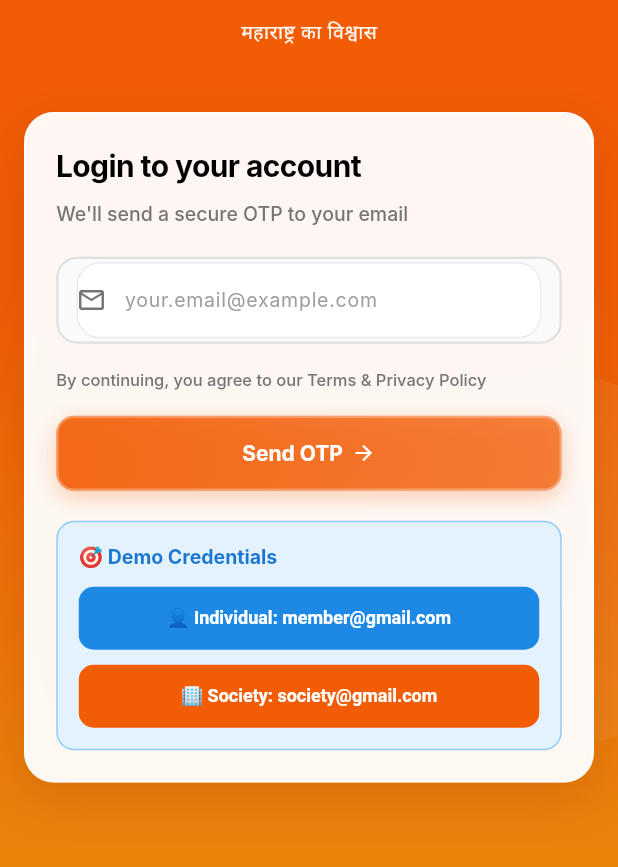
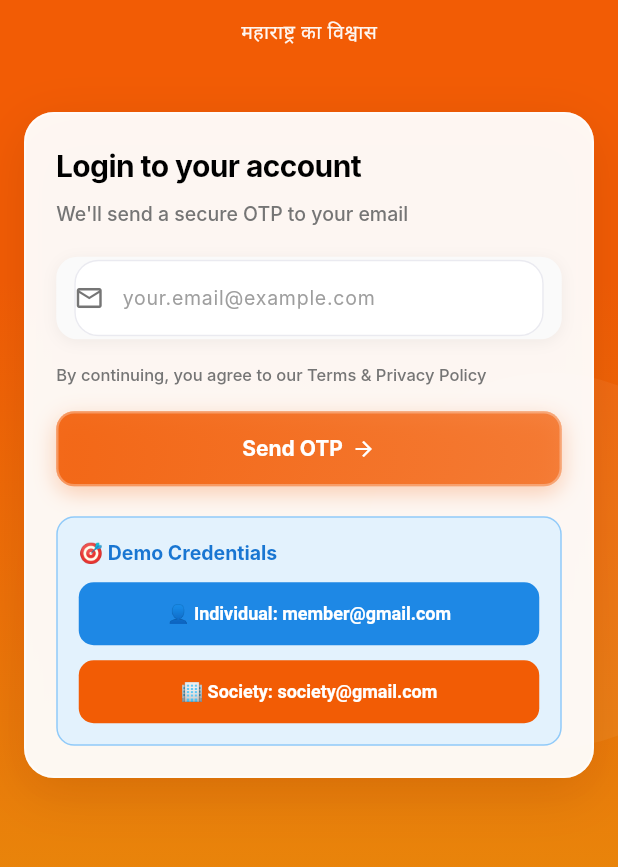
Before and after one commit to bhushannaikwade83-cmd/MAHAMAINTAINPRO, a Flutter app: the screen it shows after launch, on a phone screen of 412 x 824 dp, the part 338-1205 px from its top. Run offline on Flutter 3.47's test engine with Material 3 defaults, Android fonts, the phone set to English and light mode, and no system bars; our stand-ins replace firebase_core, firebase_messaging, flutter_riverpod, go_router, supabase_flutter; missing offline and left inert: razorpay_flutter; accounts and stored records are empty; Roboto replaces fonts that are missing (Inter).

Commit message:
Remove orange border from email input field - clean minimal design

```diff
--- a/lib/screens/login_screen.dart
+++ b/lib/screens/login_screen.dart
@@ -304,32 +304,19 @@ class _LoginScreenState extends ConsumerState<LoginScreen>
                               duration: const Duration(milliseconds: 300),
                               decoration: BoxDecoration(
                                 gradient: LinearGradient(
-                                  colors: _emailFocused
-                                      ? [
-                                          AppTheme.saffron.withOpacity(0.08),
-                                          AppTheme.saffron.withOpacity(0.04),
-                                        ]
-                                      : [
-                                          Colors.grey.shade50,
-                                          Colors.grey.shade50,
-                                        ],
-                                ),
-                                border: Border.all(
-                                  color: _emailFocused
-                                      ? AppTheme.saffron.withOpacity(0.5)
-                                      : Colors.grey.shade300,
-                                  width: _emailFocused ? 2 : 1.5,
+                                  colors: [
+                                    Colors.grey.shade50,
+                                    Colors.grey.shade50,
+                                  ],
                                 ),
                                 borderRadius: BorderRadius.circular(14),
-                                boxShadow: _emailFocused
-                                    ? [
-                                        BoxShadow(
-                                          color: AppTheme.saffron.withOpacity(0.2),
-                                          blurRadius: 16,
-                                          offset: const Offset(0, 4),
-                                        ),
-                                      ]
-                                    : [],
+                                boxShadow: [
+                                  BoxShadow(
+                                    color: Colors.black.withOpacity(0.05),
+                                    blurRadius: 8,
+                                    offset: const Offset(0, 2),
+                                  ),
+                                ],
                               ),
                               child: Padding(
                                 padding: const EdgeInsets.symmetric(
```
